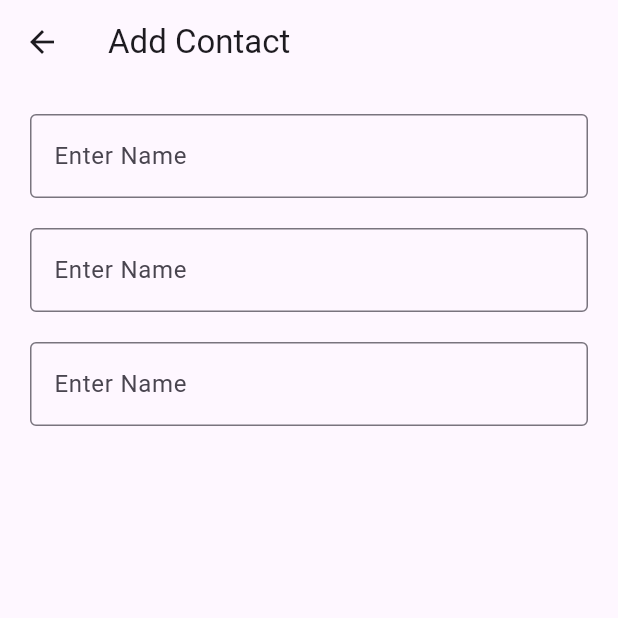
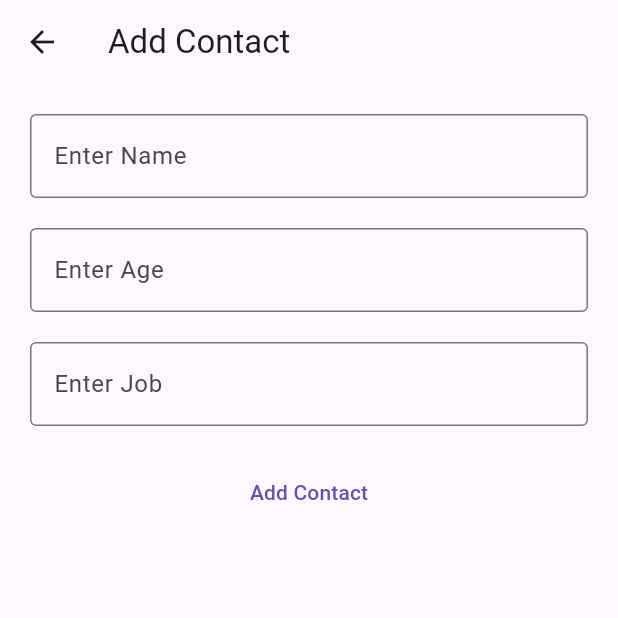
Before and after one commit to SaiKyawZinHtoo/Flutter_Test, a Flutter app: the AddScreen screen opened directly, on a phone screen of 412 x 824 dp, the top half of it. Run offline on Flutter 3.47's test engine with Material 3 defaults, Android fonts, the phone set to English and light mode, and no system bars; our stand-ins replace bloc, dio, equatable, flutter_bloc, get_it and 2 more; missing offline and left inert: dart:ffi; accounts and stored records are empty; generated files the repository leaves out were written again; network calls fail.

```diff
--- a/bloc_test/bloc_test/lib/screens/add_screen.dart
+++ b/bloc_test/bloc_test/lib/screens/add_screen.dart
@@ -1,7 +1,9 @@
 import 'package:bloc_test/bloc/get/post/cubit/post_contact_cubit.dart';
+import 'package:bloc_test/data/model/contact.dart';
 import 'package:bloc_test/module.dart';
 import 'package:flutter/material.dart';
 import 'package:flutter_bloc/flutter_bloc.dart';
+import 'package:uuid/uuid.dart';
 
 class AddScreen extends StatelessWidget {
   const AddScreen({super.key});
@@ -16,6 +18,22 @@ class AddScreen extends StatelessWidget {
         ),
         body: BlocBuilder<PostContactCubit, PostContactState>(
             builder: (context, state) {
+          if (state is PostContactLoading) {
+            return const Center(child: CircularProgressIndicator());
+          } else if (state is PostContactSuccess) {
+            return Column(
+              children: [
+                Text("Success"),
+                ElevatedButton(
+                    onPressed: () {
+                      Navigator.pop(context, "error");
+                    },
+                    child: Text("Go Back"))
+              ],
+            );
+          } else if (state is PostContactFail) {
+            return Center(child: Text(state.error));
+          }
           return ContactForm();
         }),
       ),
@@ -32,6 +50,7 @@ class ContactForm extends StatefulWidget {
 
 class _ContactFormState extends State<ContactForm> {
   final _formKey = GlobalKey<FormState>();
+  late String _name, _age, _job;
   @override
   Widget build(BuildContext context) {
     return Form(
@@ -50,20 +69,27 @@ class _ContactFormState extends State<ContactForm> {
               }
               return null;
             },
+            onSaved: (value) {
+              this._name = value!;
+            },
           ),
           const SizedBox(
             height: 20,
           ),
           TextFormField(
+            keyboardType: TextInputType.number,
             decoration: InputDecoration(
               border: OutlineInputBorder(),
-              hintText: "Enter Name",
+              hintText: "Enter Age",
             ),
             validator: (value) {
               if (value!.isEmpty) {
-                return "Please Enter Name";
+                return "Please Enter Age";
               }
               return null;
+            },
+            onSaved: (value) {
+              this._age = (int.tryParse(value!) ?? 0) as String;
             },
           ),
           const SizedBox(
@@ -72,14 +98,30 @@ class _ContactFormState extends State<ContactForm> {
           TextFormField(
             decoration: InputDecoration(
               border: OutlineInputBorder(),
-              hintText: "Enter Name",
+              hintText: "Enter Job",
             ),
             validator: (value) {
               if (value!.isEmpty) {
-                return "Please Enter Name";
+                return "Please Enter Job";
               }
               return null;
             },
+            onSaved: (value) {
+              this._job = value!;
+            },
+          ),
+          const SizedBox(
+            height: 20,
+          ),
+          TextButton(
+            onPressed: () {
+              if (_formKey.currentState!.validate()) {
+                _formKey.currentState!.save();
+                Contact contact = Contact("", _name, _job, _age);
+                BlocProvider.of<PostContactCubit>(context).addContact(contact);
+              }
+            },
+            child: Text("Add Contact"),
           ),
         ],
       ),
--- a/bloc_test/bloc_test/pubspec.yaml
+++ b/bloc_test/bloc_test/pubspec.yaml
@@ -41,6 +41,7 @@ dependencies:
   slideable: ^0.0.2
   retrofit_generator: ^9.1.5
   get_it: ^8.0.2
+  uuid: ^4.5.1
 
 dev_dependencies:
   flutter_test:
```
Also changed, not shown: bloc_test/bloc_test/lib/data/model/contact.g.dart, bloc_test/bloc_test/pubspec.lock.
